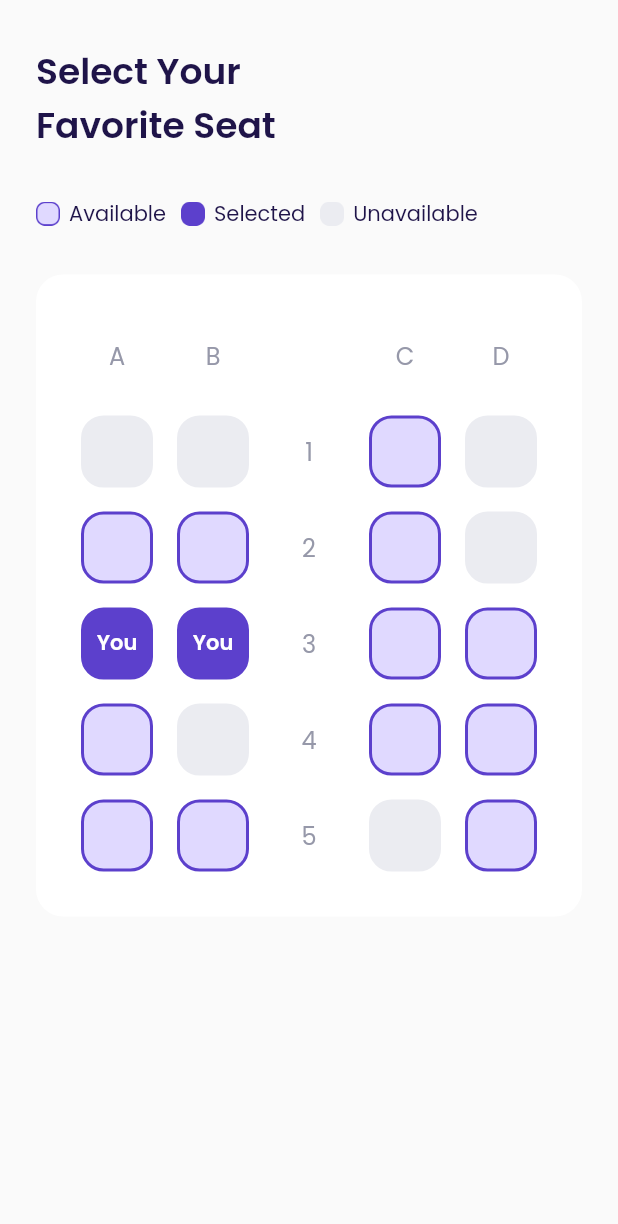
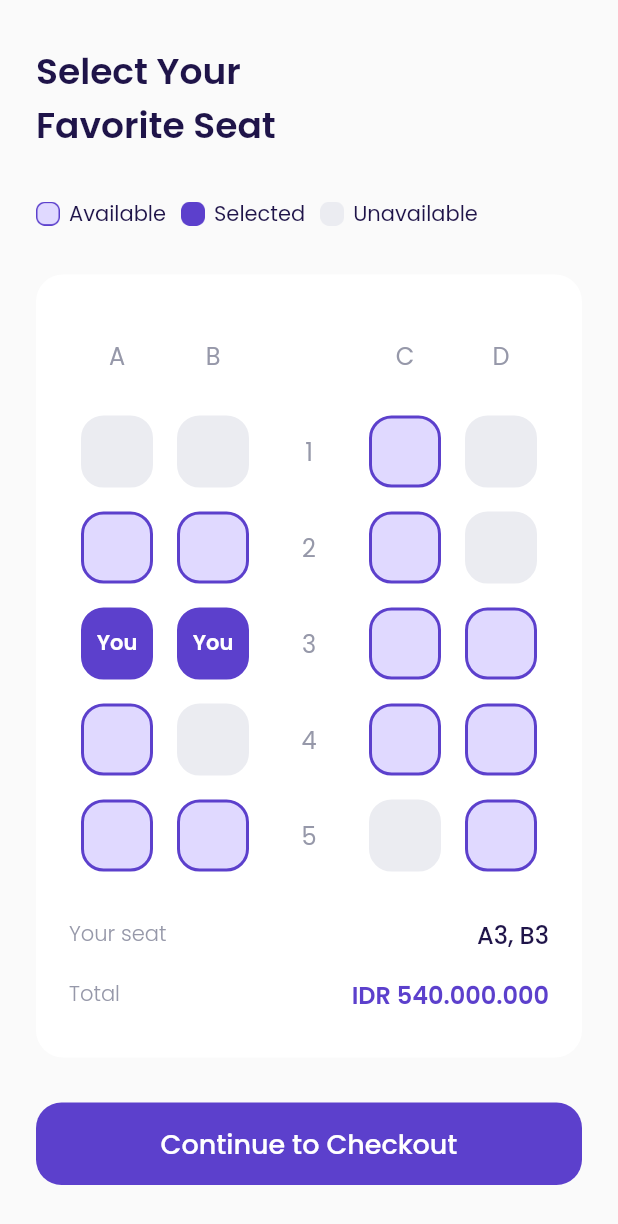
Before and after one commit to mrum13/airplane-flutter, a Flutter app: the ChooseSeatPage screen opened directly, on a phone screen of 412 x 824 dp. Shown: the top 1224 px of the screen. Run offline on Flutter 3.47's test engine with Material 2 defaults, Android fonts, the phone set to English and light mode, and no system bars; our stand-ins replace google_fonts.

Commit message:
Choose Seat Page - Price & Button

```diff
--- a/lib/ui/pages/choose_seat_page.dart
+++ b/lib/ui/pages/choose_seat_page.dart
@@ -1,5 +1,6 @@
 import 'package:flutter/material.dart';
 import 'package:flutter_airplane/shared/theme.dart';
+import 'package:flutter_airplane/ui/widgets/custom_button.dart';
 import 'package:flutter_airplane/ui/widgets/seat_item.dart';
 
 class ChooseSeatPage extends StatelessWidget {
@@ -264,8 +265,58 @@ class ChooseSeatPage extends StatelessWidget {
                 ],
               ),
             ),
+
+            //NOTE : YOUR SEAT
+            Container(
+              margin: EdgeInsets.only(top: 30),
+              child: Row(
+                mainAxisAlignment: MainAxisAlignment.spaceBetween,
+                children: [
+                  Text(
+                    'Your seat',
+                    style: greyTextStyle.copyWith(
+                      fontWeight: light,
+                    ),
+                  ),
+                  Text(
+                    'A3, B3',
+                    style: blackTextStyle.copyWith(
+                        fontSize: 16, fontWeight: medium),
+                  )
+                ],
+              ),
+            ),
+
+            //NOTE : TOTAL
+            Container(
+              margin: EdgeInsets.only(top: 16),
+              child: Row(
+                mainAxisAlignment: MainAxisAlignment.spaceBetween,
+                children: [
+                  Text(
+                    'Total',
+                    style: greyTextStyle.copyWith(
+                      fontWeight: light,
+                    ),
+                  ),
+                  Text(
+                    'IDR 540.000.000',
+                    style: purpleTextStyle.copyWith(
+                        fontSize: 16, fontWeight: semiBold),
+                  )
+                ],
+              ),
+            )
           ],
         ),
+      );
+    }
+
+    Widget checkoutButton() {
+      return CustomButton(
+        title: 'Continue to Checkout',
+        onPressed: () {},
+        margin: EdgeInsets.only(top: 30, bottom: 46),
       );
     }
 
@@ -273,7 +324,7 @@ class ChooseSeatPage extends StatelessWidget {
       backgroundColor: kBackgroundColor,
       body: ListView(
         padding: EdgeInsets.symmetric(horizontal: 24),
-        children: [title(), seatStatus(), selectSeat()],
+        children: [title(), seatStatus(), selectSeat(), checkoutButton()],
       ),
     );
   }
```
